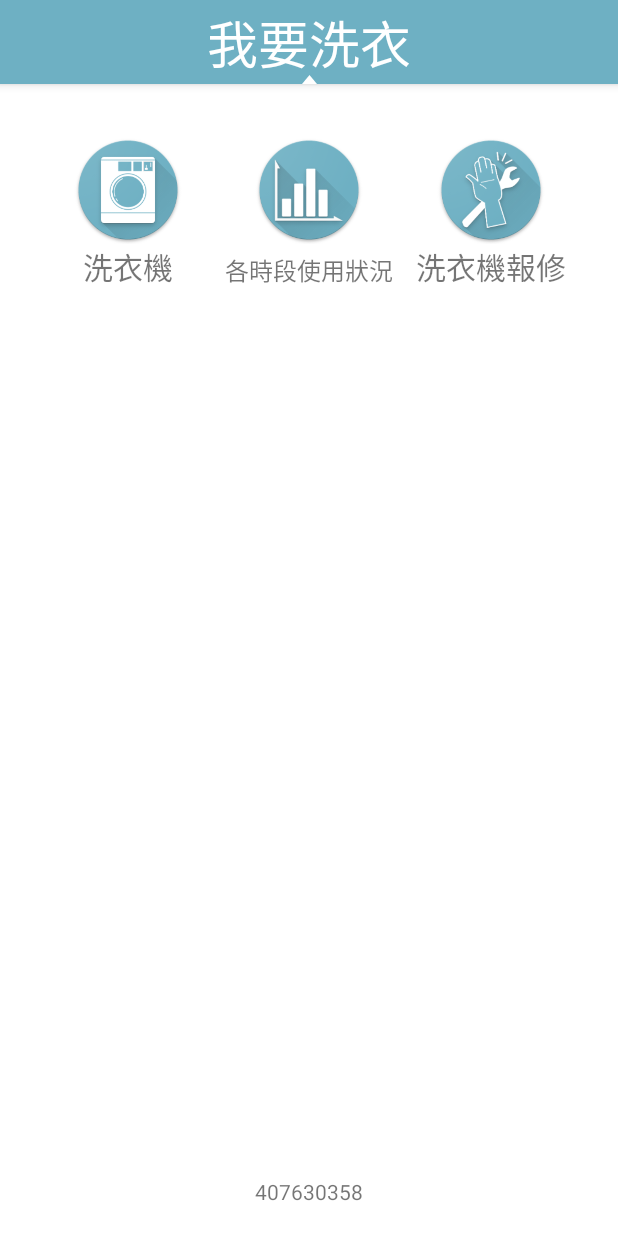
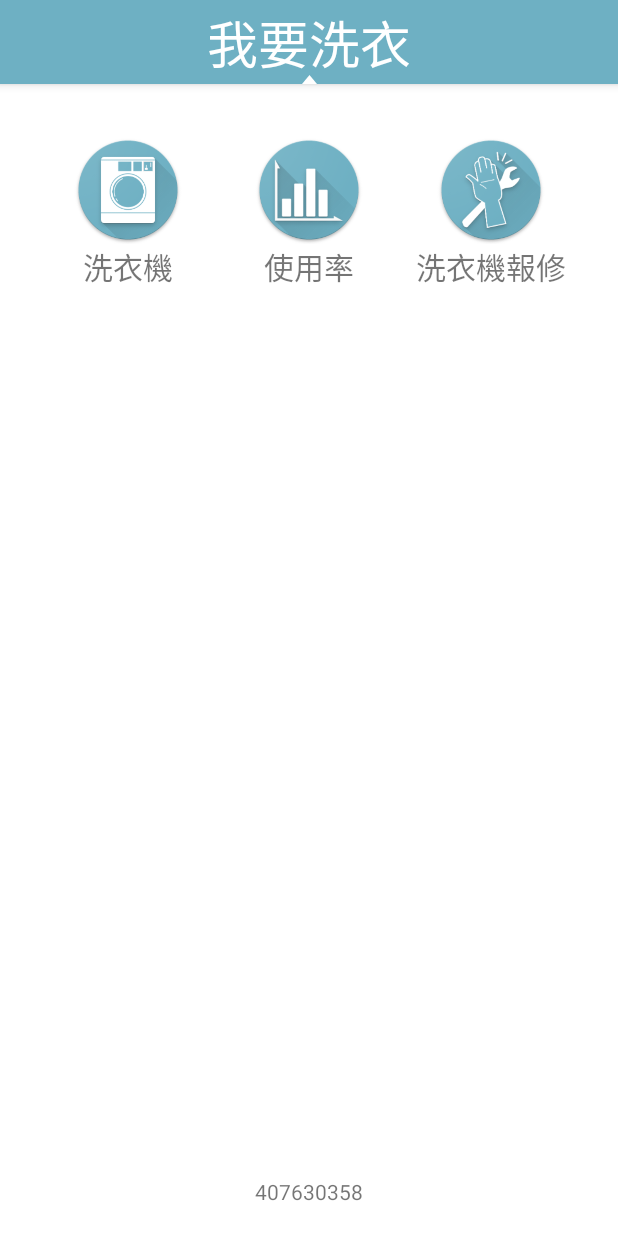
Before and after one commit to Yicheng-1218/DormitoryHelper, an Android app: the Laundry screen opened directly, with no data from a screen before it, on a phone screen of 412 x 824 dp. Run offline under Robolectric (Android 15) with nearby library versions, the phone set to English and light mode, and no system bars; our stand-ins replace Firebase (no records; nobody signed in at launch, a user with empty details on screens opened directly).

Commit message:
使用率文字調整

```diff
--- a/app/src/main/res/layout/activity_laundry.xml
+++ b/app/src/main/res/layout/activity_laundry.xml
@@ -66,9 +66,8 @@
         android:id="@+id/textView18"
         android:layout_width="wrap_content"
         android:layout_height="wrap_content"
-        android:layout_marginTop="5dp"
-        android:text="各時段使用狀況"
-        android:textSize="16sp"
+        android:text="使用率"
+        android:textSize="20sp"
         app:layout_constraintEnd_toEndOf="@+id/imageButton14"
         app:layout_constraintStart_toStartOf="@+id/imageButton14"
         app:layout_constraintTop_toBottomOf="@+id/imageButton14" />
```
